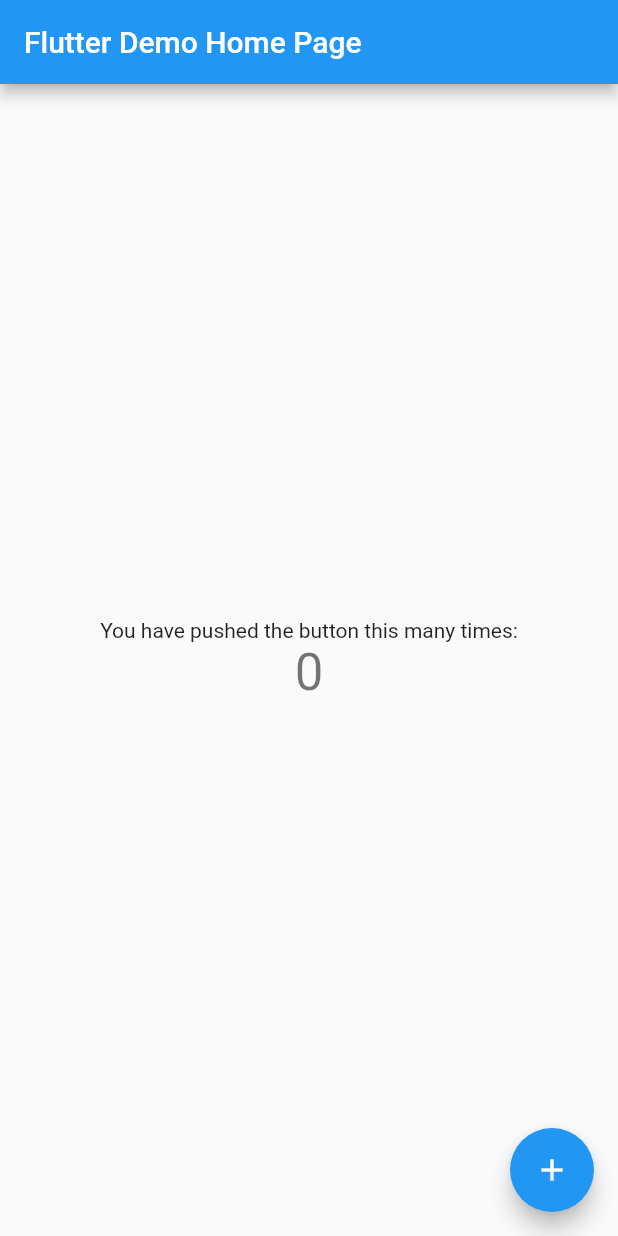
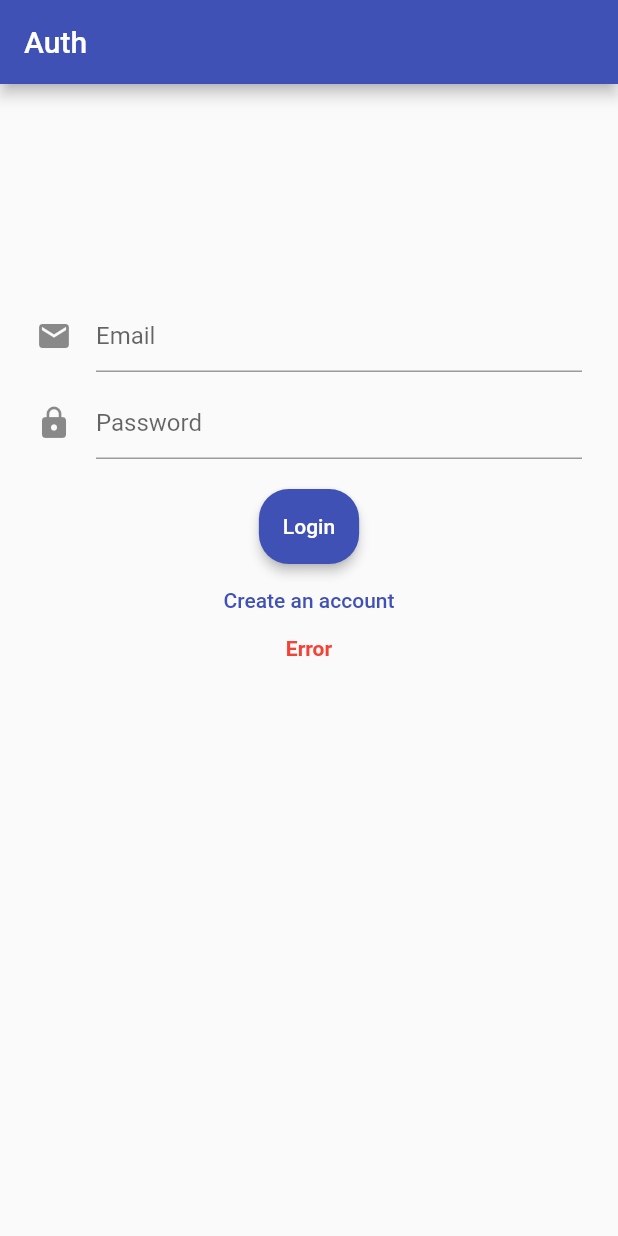
Before and after one commit to tzuzulcode/flutter_enero2022, a Flutter app: the screen it shows after launch, on a phone screen of 412 x 824 dp. Run offline on Flutter 3.47's test engine with Material 2 defaults, Android fonts, the phone set to English and light mode, and no system bars; our stand-ins replace cloud_firestore, firebase_core, sqflite; missing offline and left inert: dart:ffi; accounts and stored records are empty.

Commit message:
Formulario de login

```diff
--- a/events/lib/main.dart
+++ b/events/lib/main.dart
@@ -1,5 +1,6 @@
+import 'package:events/screens/event_screen.dart';
+import 'package:events/screens/login_screen.dart';
 import 'package:flutter/material.dart';
-import 'package:cloud_firestore/cloud_firestore.dart';
 import 'package:firebase_core/firebase_core.dart';
 import 'firebase_options.dart';
 
@@ -29,107 +30,9 @@
         // or simply save your changes to "hot reload" in a Flutter IDE).
         // Notice that the counter didn't reset back to zero; the application
         // is not restarted.
-        primarySwatch: Colors.blue,
+        primarySwatch: Colors.indigo,
       ),
-      home: const MyHomePage(title: 'Flutter Demo Home Page'),
+      home: const LoginScreen()
     );
   }
 }
-
-class MyHomePage extends StatefulWidget {
-  const MyHomePage({Key? key, required this.title}) : super(key: key);
-
-  // This widget is the home page of your application. It is stateful, meaning
-  // that it has a State object (defined below) that contains fields that affect
-  // how it looks.
-
-  // This class is the configuration for the state. It holds the values (in this
-  // case the title) provided by the parent (in this case the App widget) and
-  // used by the build method of the State. Fields in a Widget subclass are
-  // always marked "final".
-
-  final String title;
-
-  @override
-  State<MyHomePage> createState() => _MyHomePageState();
-}
-
-class _MyHomePageState extends State<MyHomePage> {
-  int _counter = 0;
-
-  void _incrementCounter() {
-    setState(() {
-      // This call to setState tells the Flutter framework that something has
-      // changed in this State, which causes it to rerun the build method below
-      // so that the display can reflect the updated values. If we changed
-      // _counter without calling setState(), then the build method would not be
-      // called again, and so nothing would appear to happen.
-      _counter++;
-    });
-  }
-
-  Future testData() async{
-    FirebaseFirestore db = FirebaseFirestore.instance;
-    var data = await db.collection("events").get();
-
-    var details = data.docs.toList();
-
-    details.forEach((element) {
-      print(element.id);
-    });
-  }
-
-  @override
-  Widget build(BuildContext context) {
-    // This method is rerun every time setState is called, for instance as done
-    // by the _incrementCounter method above.
-    //
-    // The Flutter framework has been optimized to make rerunning build methods
-    // fast, so that you can just rebuild anything that needs updating rather
-    // than having to individually change instances of widgets.
-
-    testData();
-    return Scaffold(
-      appBar: AppBar(
-        // Here we take the value from the MyHomePage object that was created by
-        // the App.build method, and use it to set our appbar title.
-        title: Text(widget.title),
-      ),
-      body: Center(
-        // Center is a layout widget. It takes a single child and positions it
-        // in the middle of the parent.
-        child: Column(
-          // Column is also a layout widget. It takes a list of children and
-          // arranges them vertically. By default, it sizes itself to fit its
-          // children horizontally, and tries to be as tall as its parent.
-          //
-          // Invoke "debug painting" (press "p" in the console, choose the
-          // "Toggle Debug Paint" action from the Flutter Inspector in Android
-          // Studio, or the "Toggle Debug Paint" command in Visual Studio Code)
-          // to see the wireframe for each widget.
-          //
-          // Column has various properties to control how it sizes itself and
-          // how it positions its children. Here we use mainAxisAlignment to
-          // center the children vertically; the main axis here is the vertical
-          // axis because Columns are vertical (the cross axis would be
-          // horizontal).
-          mainAxisAlignment: MainAxisAlignment.center,
-          children: <Widget>[
-            const Text(
-              'You have pushed the button this many times:',
-            ),
-            Text(
-              '$_counter',
-              style: Theme.of(context).textTheme.headline4,
-            ),
-          ],
-        ),
-      ),
-      floatingActionButton: FloatingActionButton(
-        onPressed: _incrementCounter,
-        tooltip: 'Increment',
-        child: const Icon(Icons.add),
-      ), // This trailing comma makes auto-formatting nicer for build methods.
-    );
-  }
-}
--- /dev/null
+++ b/events/lib/screens/login_screen.dart
@@ -0,0 +1,114 @@
+import 'package:flutter/material.dart';
+
+class LoginScreen extends StatefulWidget {
+  const LoginScreen({ Key? key }) : super(key: key);
+
+  @override
+  State<LoginScreen> createState() => _LoginScreenState();
+}
+
+class _LoginScreenState extends State<LoginScreen> {
+  bool _isLogin = true;
+  // String _userId;
+  // String _password;
+  // String _email;
+  // String _message;
+
+  final TextEditingController txtEmail = TextEditingController();
+  final TextEditingController txtPassword = TextEditingController();
+
+  @override
+  Widget build(BuildContext context) {
+    return Scaffold(
+      appBar: AppBar(title: Text("Auth")),
+      body:Container(
+        padding:const EdgeInsets.all(24),
+        child: SingleChildScrollView(
+          child: Form(child: Column(children: [
+            emailInput(),
+            passwordInput(),
+            mainButton(),
+            secondaryButton(),
+            validationMessage()
+          ]),)
+        ),
+      )
+    );
+  }
+
+  Widget emailInput(){
+    return Padding(
+      padding: const EdgeInsets.only(top:120),
+      child: TextFormField(
+        controller: txtEmail,
+        keyboardType: TextInputType.emailAddress,
+        decoration:const InputDecoration(
+          hintText: "Email",
+          icon: Icon(Icons.mail)
+        ),
+        validator: (text)=>text!.isEmpty ? "El email es requerido" : "",
+      ),
+    );
+  }
+
+  Widget passwordInput(){
+    return Padding(
+      padding: const EdgeInsets.only(top:10),
+      child: TextFormField(
+        controller: txtPassword,
+        keyboardType: TextInputType.text,
+        obscureText: true,
+        decoration: const InputDecoration(
+          hintText: "Password",
+          icon: Icon(Icons.lock)
+        ),
+        validator: (text)=>text!.isEmpty ? "La contraseña es requerida" : "",
+      ),
+    );
+  }
+
+  Widget mainButton(){
+    String buttonText = _isLogin ? "Login" : "Sign up";
+    return Padding(
+      padding:const EdgeInsets.only(top: 20),
+      child: Container(
+        height: 50,
+        child: ElevatedButton(
+          style: ElevatedButton.styleFrom(
+            primary: Theme.of(context).primaryColor,
+            shape: RoundedRectangleBorder(
+              borderRadius: BorderRadius.circular(20)
+            ),
+            elevation: 3
+          ),
+          child: Text(buttonText),
+          onPressed: (){
+
+          },
+        ),
+      ),
+    );
+  }
+  Widget secondaryButton(){
+    String buttonText = _isLogin ? "Create an account" : "Access with your account";
+    return TextButton(
+      onPressed: (){
+        setState(() {
+          _isLogin = !_isLogin;
+        });
+      },
+      child: Text(buttonText)
+    );
+  }
+
+  Widget validationMessage(){
+    return Text("Error",
+      style: const TextStyle(
+        fontSize: 14,
+        color: Colors.red,
+        fontWeight: FontWeight.bold
+      ),
+    );
+  }
+
+}
```
Also changed, not shown: events/lib/models/event_detail.dart (+3 -5 lines), events/lib/screens/event_screen.dart (+24 -2 lines).
